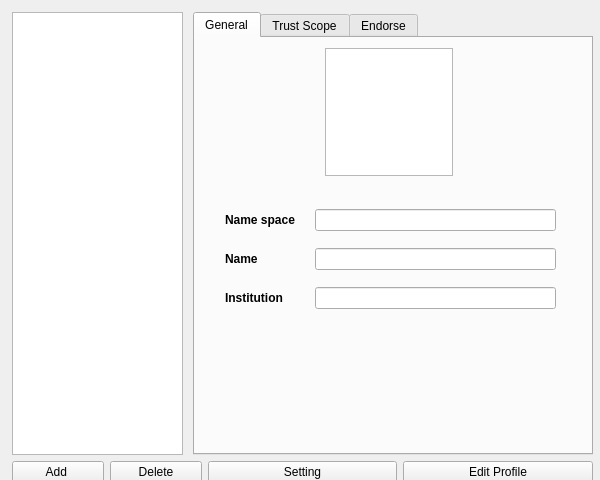
Qt form src/contactpanel.ui (named-data/ChronoChat) before a commit.
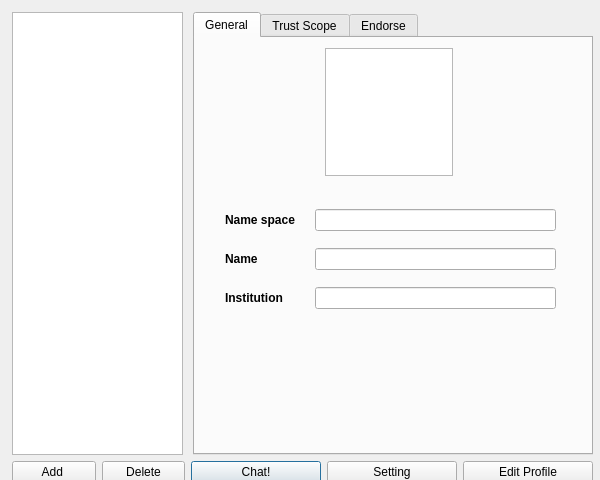
The same form after that commit.

Patch:
```diff
--- a/src/contactpanel.ui
+++ b/src/contactpanel.ui
@@ -22,7 +22,7 @@
   <property name="windowTitle">
    <string>ChronoChat Contacts</string>
   </property>
-  <widget class="QWidget" name="">
+  <widget class="QWidget" name="layoutWidget">
    <property name="geometry">
     <rect>
      <x>12</x>
@@ -279,7 +279,7 @@
      </layout>
     </item>
     <item>
-     <layout class="QHBoxLayout" name="horizontalLayout_6" stretch="1,1,1">
+     <layout class="QHBoxLayout" name="horizontalLayout_6" stretch="4,3,3,3">
       <item>
        <layout class="QHBoxLayout" name="horizontalLayout_5" stretch="1,1">
         <property name="spacing">
@@ -307,6 +307,13 @@
         </item>
        </layout>
       </item>
+      <item>
+       <widget class="QPushButton" name="chatButton">
+        <property name="text">
+         <string>Chat!</string>
+        </property>
+       </widget>
+      </item>
       <item>
        <widget class="QPushButton" name="settingButton">
         <property name="text">
```
